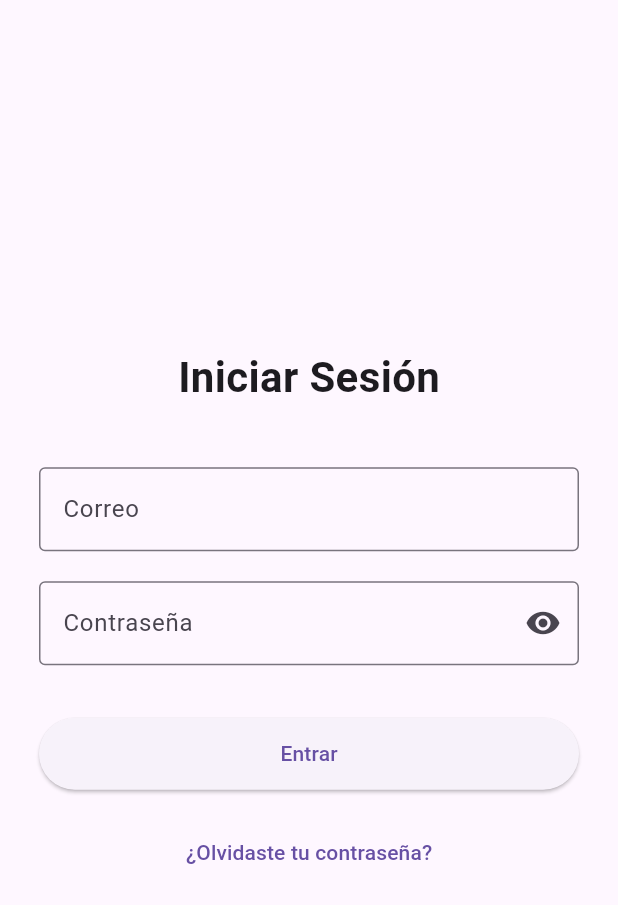
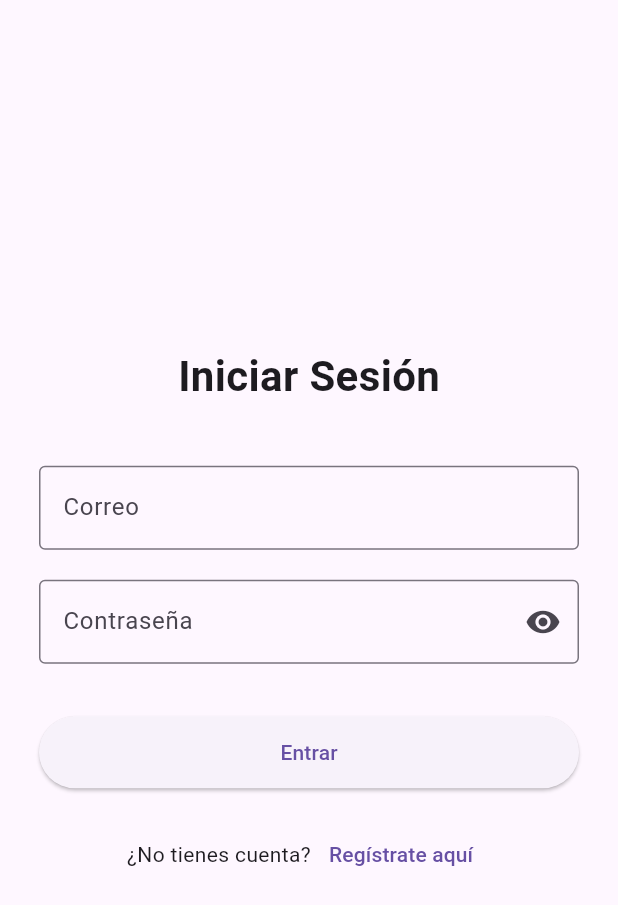
Before and after one commit to Agles-Av/10C_Camila_cAPPla, a Flutter app: the screen it shows after launch, on a phone screen of 412 x 824 dp. Shown: the top 905 px of the screen. Run offline on Flutter 3.47's test engine with Material 3 defaults, Android fonts, the phone set to English and light mode, and no system bars; our stand-ins replace dio, flutter_dotenv, flutter_svg, shared_preferences; accounts and stored records are empty.

Commit message:
[UPDATE] boton de crear cuenta creado

```diff
--- a/client/lib/features/auth/presentation/screens/login_screen.dart
+++ b/client/lib/features/auth/presentation/screens/login_screen.dart
@@ -143,14 +143,19 @@ class _LoginScreenState extends State<LoginScreen> {
                   ),
                 ),
 
-                const SizedBox(height: 18),
+                const SizedBox(height: 20),
 
-                // ----- EXTRA -----
-                TextButton(
-                  onPressed: () {
-                    // Implement navigation to password recovery if available
-                  },
-                  child: const Text('¿Olvidaste tu contraseña?'),
+                Row(
+                  mainAxisAlignment: MainAxisAlignment.center,
+                  children: [
+                    const Text("¿No tienes cuenta?"),
+                    TextButton(
+                      onPressed: () {
+                        Navigator.pushNamed(context, '/register');
+                      },
+                      child: const Text('Regístrate aquí'),
+                    ),
+                  ],
                 ),
               ],
             ),
```
